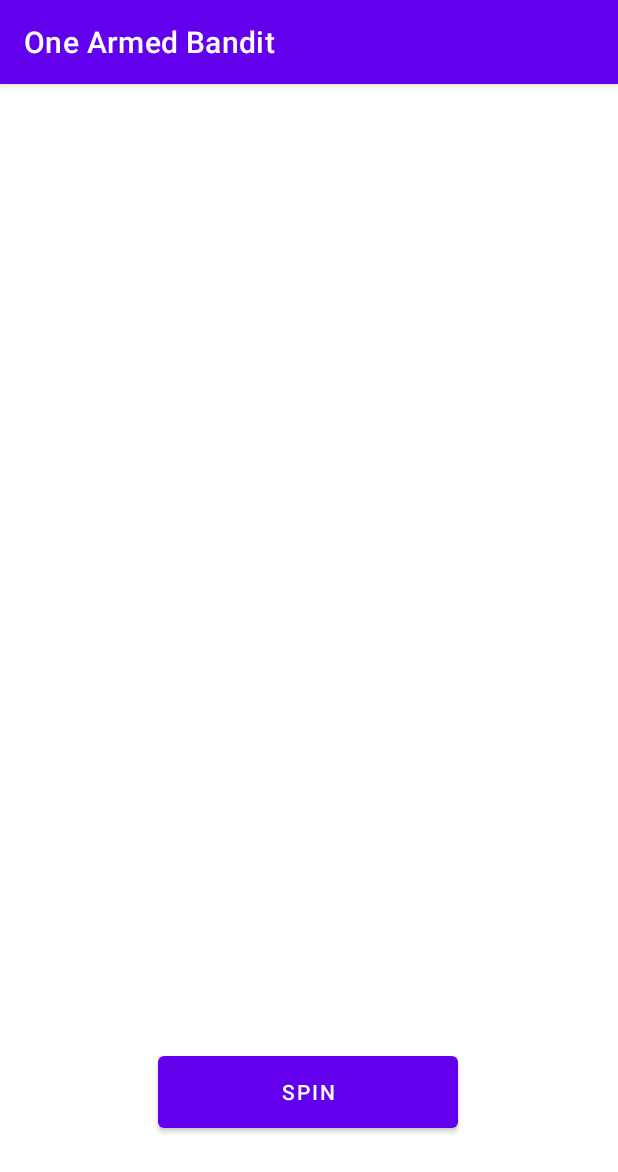
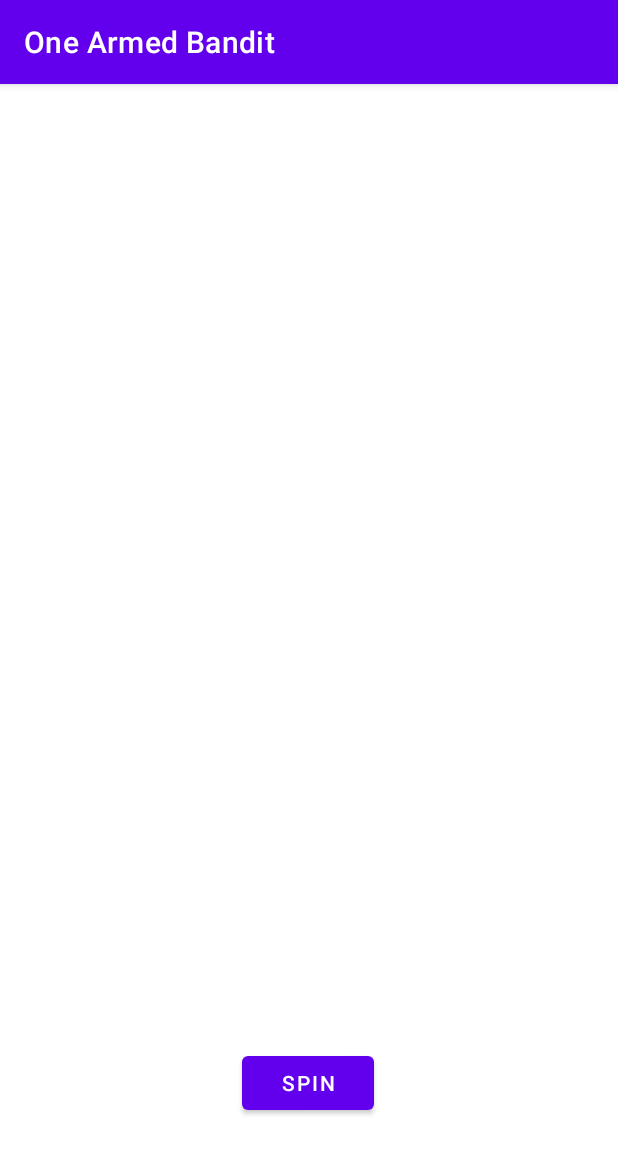
Before and after one commit to ndavido/One_Armed_Bandit, an Android app: the screen it shows after launch (MainActivity), on a phone screen of 412 x 824 dp. Shown: the top 1172 px of the screen. Run offline under Robolectric (Android 15) with nearby library versions, the light colour scheme and no system bars.

Commit message:
Re-writing code

```diff
--- a/app/src/main/res/layout/activity_main.xml
+++ b/app/src/main/res/layout/activity_main.xml
@@ -8,8 +8,8 @@
 
     <Button
         android:id="@+id/button"
-        android:layout_width="200dp"
-        android:layout_height="60dp"
+        android:layout_width="wrap_content"
+        android:layout_height="wrap_content"
         android:layout_marginTop="440dp"
         android:text="@string/ReelSpin"
         app:layout_constraintEnd_toEndOf="parent"
@@ -33,18 +33,22 @@
         android:id="@+id/reel_image2"
         android:layout_width="120dp"
         android:layout_height="120dp"
-        android:layout_marginStart="15dp"
+        android:layout_marginStart="8dp"
+        app:layout_constraintBottom_toBottomOf="parent"
         app:layout_constraintStart_toEndOf="@+id/reel_image1"
-        app:layout_constraintTop_toTopOf="@+id/reel_image1"
+        app:layout_constraintTop_toTopOf="parent"
+        app:layout_constraintVertical_bias="0.127"
         tools:srcCompat="@drawable/apple_slot_images" />
 
     <ImageView
         android:id="@+id/reel_image3"
         android:layout_width="120dp"
         android:layout_height="120dp"
-        android:layout_marginEnd="15dp"
+        android:layout_marginEnd="8dp"
+        app:layout_constraintBottom_toBottomOf="parent"
         app:layout_constraintEnd_toStartOf="@+id/reel_image1"
-        app:layout_constraintTop_toTopOf="@+id/reel_image1"
+        app:layout_constraintTop_toTopOf="parent"
+        app:layout_constraintVertical_bias="0.127"
         tools:srcCompat="@drawable/apple_slot_images" />
 
 </androidx.constraintlayout.widget.ConstraintLayout>
```
Also changed, not shown: app/src/main/java/com/example/onearmedbandit/MainActivity.kt (+5 -39 lines).
